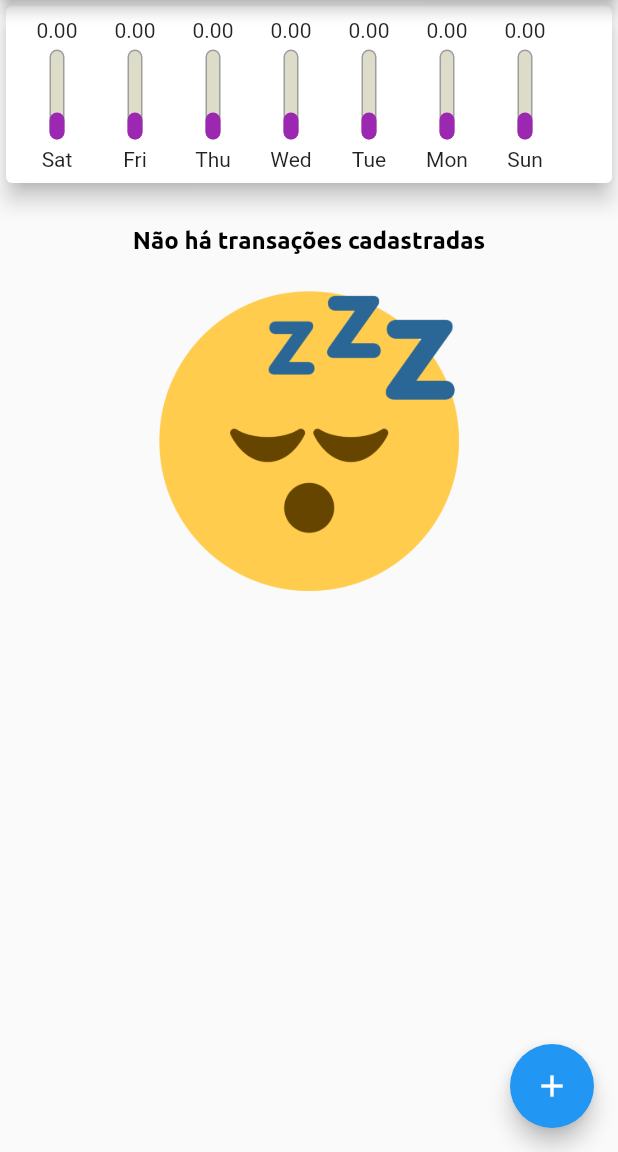
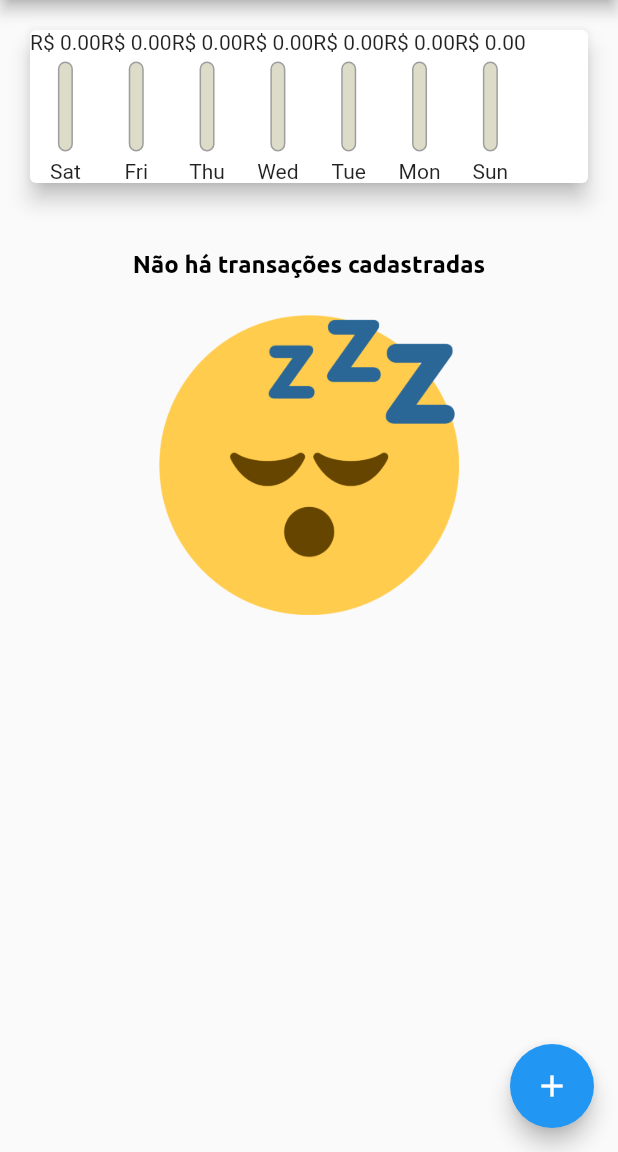
Before and after one commit to sophiecalixto/personal_expenses, a Flutter app: the screen it shows after launch, on a phone screen of 412 x 824 dp, the part 84-1236 px from its top. Run offline on Flutter 3.47's test engine with Material 2 defaults, Android fonts, the phone set to English and light mode, and no system bars.

Commit message:
feat: chart_widget week sum

```diff
--- a/lib/components/chart_bar.dart
+++ b/lib/components/chart_bar.dart
@@ -16,10 +16,9 @@ class ChartBar extends StatelessWidget {
   Widget build(BuildContext context) {
     return Column(
       children: [
-        Text(value.toStringAsFixed(2)),
+        Text("R\$ ${value.toStringAsFixed(2)}"),
         const SizedBox(height: 5),
-        Container(
-          margin: const EdgeInsets.symmetric(horizontal: 21),
+        SizedBox(
           height: 60,
           width: 10,
           child: Stack(
--- a/lib/components/chart_widget.dart
+++ b/lib/components/chart_widget.dart
@@ -36,25 +36,29 @@ class ChartWidget extends StatelessWidget {
     );
   }
 
+  double get _weekTotalValue {
+    return groupedTransactions.fold(0.0, (sum, item) {
+      return sum + (item['value'] as double);
+    });
+  }
+
   @override
   Widget build(BuildContext context) {
     groupedTransactions;
     return Card(
+      margin: const EdgeInsets.all(20),
       elevation: 6,
-      child: Padding(
-        padding: const EdgeInsets.all(8.0),
       child: Row(
         children: [
           ...groupedTransactions.map(
             (transaction) => ChartBar(
               label: transaction['day'] as String,
               value: transaction['value'] as double,
-                percentage: 0.3,
+              percentage: _weekTotalValue == 0 ? 0 : (transaction['value'] as double) / _weekTotalValue,
             ),
           ),
         ],
       ),
-      ),
     );
   }
 }
```
Lines whose indentation alone changed are shown as unchanged.
